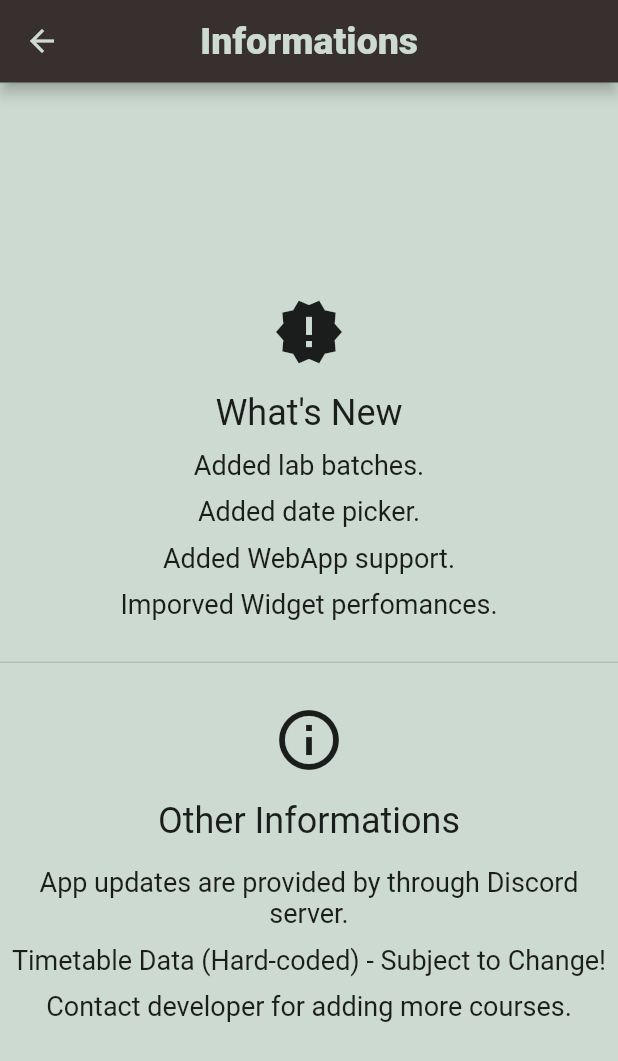
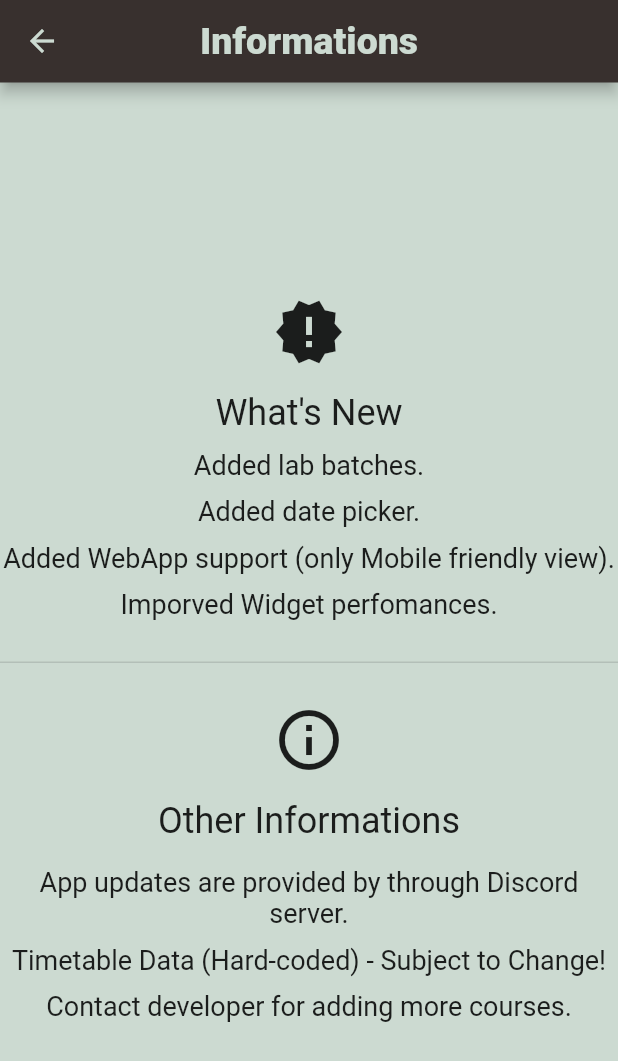
Before and after one commit to Sreeram3927/class_trackr, a Flutter app: the InformationScreen screen opened directly, on a phone screen of 412 x 824 dp. Shown: the top 1061 px of the screen. Run offline on Flutter 3.47's test engine with Material 2 defaults, Android fonts, the light colour scheme and no system bars; our stand-ins replace firebase_analytics, firebase_core, fluttertoast, font_awesome_flutter, shared_preferences; accounts and stored records are empty.

```diff
--- a/lib/home/information.dart
+++ b/lib/home/information.dart
@@ -42,7 +42,7 @@ class InformationScreen extends StatelessWidget {
           const SizedBox(height: 10),
           myText('Added date picker.'),
           const SizedBox(height: 10),
-          myText('Added WebApp support.'),
+          myText('Added WebApp support (only Mobile friendly view).'),
           const SizedBox(height: 10),
           myText('Imporved Widget perfomances.'),
 
```
Also changed, not shown: lib/home/app_drawer.dart (+12 -2 lines).
